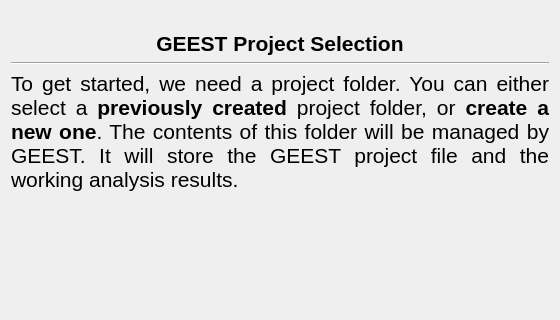
worldbank/GEEST, file geest/ui/setup_panel_base.ui: the form before one commit; both pictures show x 0 to 560 and y 0 to 320 of the 560 by 848 pixel window.
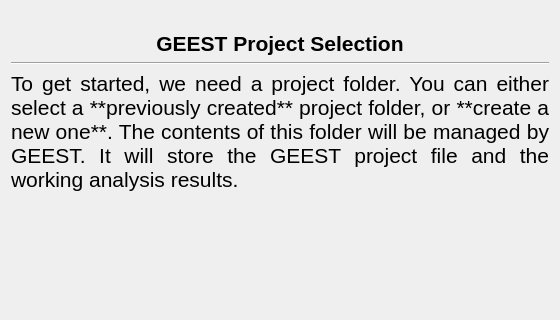
The form after the commit. Icons and pictures are not drawn.

Commit message: Fix Scale text size according to panel size #781

What changed in the file:
```diff
--- a/geest/ui/setup_panel_base.ui
+++ b/geest/ui/setup_panel_base.ui
@@ -58,7 +58,10 @@
       </font>
      </property>
      <property name="text">
-      <string>&lt;html&gt;&lt;head/&gt;&lt;body&gt;&lt;p&gt;To get started, we need a project folder. You can either select a &lt;span style=&quot; font-weight:600;&quot;&gt;previously created&lt;/span&gt; project folder, or &lt;span style=&quot; font-weight:600;&quot;&gt;create a new one&lt;/span&gt;. The contents of this folder will be managed by GEEST. It will store the GEEST project file and the working analysis results.&lt;/p&gt;&lt;/body&gt;&lt;/html&gt;</string>
+      <string>To get started, we need a project folder. You can either select a **previously created** project folder, or **create a new one**. The contents of this folder will be managed by GEEST. It will store the GEEST project file and the working analysis results.</string>
+     </property>
+     <property name="textFormat">
+      <enum>Qt::MarkdownText</enum>
      </property>
      <property name="alignment">
       <set>Qt::AlignJustify|Qt::AlignTop</set>
```
Left out of the diff: 2 changed lines with no effect on the pictures. The commit also changes 7 other files.
